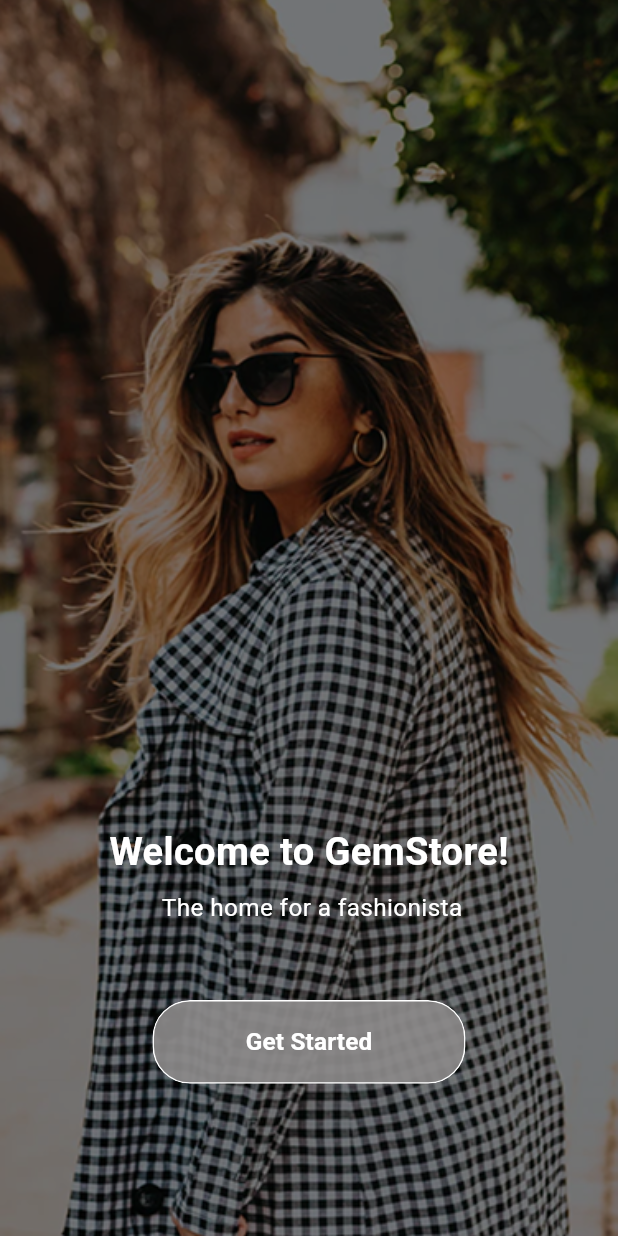
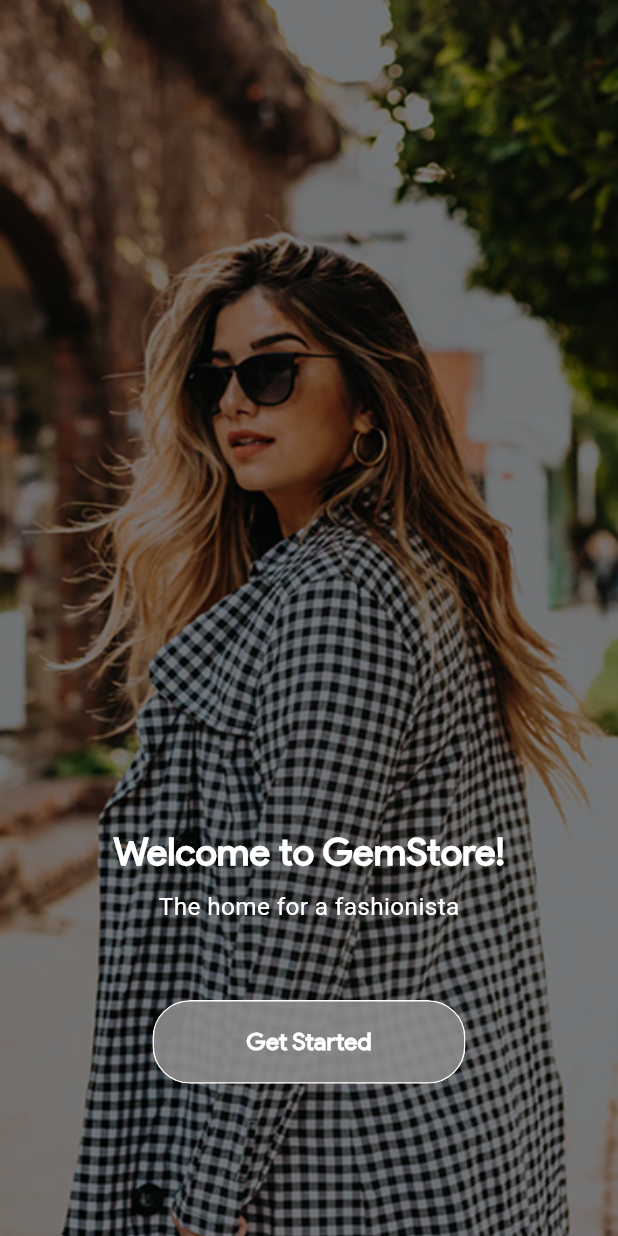
Before and after one commit to MahmoudDabour1/gem_store_app, a Flutter app: the OnboardingScreen screen opened by its route, on a phone screen of 412 x 824 dp. Run offline on Flutter 3.47's test engine with Material 3 defaults, Android fonts, the phone set to English and light mode, and no system bars; our stand-ins replace flutter_bloc, flutter_screenutil, flutter_svg, logger.

Commit message:
refactor onboarding

```diff
--- a/lib/core/routing/app_router.dart
+++ b/lib/core/routing/app_router.dart
@@ -4,6 +4,8 @@ import 'package:gem_store_app/features/cart/cart_screen.dart';
 import 'package:gem_store_app/features/checkout/check_out_done_screen.dart';
 import 'package:gem_store_app/features/discover/presentation/views/discover_screen.dart';
 import 'package:gem_store_app/features/home/presentation/views/home_screen.dart';
+import 'package:gem_store_app/features/login/login_screen.dart';
+import 'package:gem_store_app/features/onboarding/views/onboarding_intro_screen.dart';
 
 import '../../features/checkout/checkout_screen.dart';
 import '../../features/onboarding/views/onboarding_screen.dart';
@@ -14,6 +16,14 @@ class AppRouter {
       case Routes.onBoardingScreen:
         return MaterialPageRoute(
           builder: (_) => OnboardingScreen(),
+        );
+      case Routes.onBoardingIntroScreen:
+        return MaterialPageRoute(
+          builder: (_) => OnboardingIntroScreen(),
+        );
+      case Routes.loginScreen:
+        return MaterialPageRoute(
+          builder: (_) => LoginScreen(),
         );
       case Routes.checkoutScreen:
         return MaterialPageRoute(
--- a/lib/core/routing/routes.dart
+++ b/lib/core/routing/routes.dart
@@ -1,5 +1,7 @@
 abstract class Routes {
   static const String onBoardingScreen = '/onBoardingScreen';
+  static const String onBoardingIntroScreen ="/onBoardingIntroScreen";
+  static const String loginScreen = "/loginScreen";
   static const String checkoutScreen = '/checkoutScreen';
   static const String checkoutDoneScreen = '/checkoutDoneScreen';
   static const String cartScreen = '/cartScreen';
--- a/lib/core/utils/app_colors.dart
+++ b/lib/core/utils/app_colors.dart
@@ -33,6 +33,7 @@ class AppColors {
   static const lighterGrayColor = Color(0xFFF1F2F3);
   static const moreLighterGrayColor = Color(0xFFFDFDFD);
   static const lightGrayColor = Color(0xFFC8C7CC);
+  static const deepGrayColor= Color(0xFF464447);
   static const darkGrayColor = Color(0xFF777E90);
   static const darkerGrayColor = Color(0xFF343434);
   static const greenColor = Color(0xFF508A7B);
--- a/lib/core/utils/app_strings.dart
+++ b/lib/core/utils/app_strings.dart
@@ -11,4 +11,12 @@ abstract class AppStrings {
      " The home for a fashionista",
 
   ];
+
+  static const String startScreenTitle = "Welcome to GemStore!";
+
+  static const String startScreenSubTitle ="The home for a fashionista";
+
+  static const String getStartedButtonString = "Get Started";
+
+  static const String shoppingNowButtonString = "Shopping now";
 }
--- a/lib/core/utils/app_text_styles.dart
+++ b/lib/core/utils/app_text_styles.dart
@@ -81,6 +81,7 @@ class AppTextStyles {
       color: AppColors.lightGreyText13RobotoColor,
       fontWeight: FontWeight.w400,
       fontFamily: AppFonts.roboto);
+
   static TextStyle font13Weight400 =
       TextStyle(fontSize: 13.sp, fontWeight: FontWeight.w400);
 
@@ -131,6 +132,7 @@ class AppTextStyles {
   static TextStyle font16regular = TextStyle(fontSize: 16.sp);
   static TextStyle font16Bold = TextStyle(
     fontSize: 16.sp,
+    fontFamily: AppFonts.productSans,
     fontWeight: FontWeightHelper.bold,
   );
 
@@ -189,8 +191,10 @@ class AppTextStyles {
     color: AppColors.blackColor,
     fontWeight: FontWeightHelper.bold,
   );
-  static TextStyle font25Bold = TextStyle(
+  static TextStyle font25WhiteBold = TextStyle(
     fontSize: 25.sp,
+    color: Colors.white,
+    fontFamily: AppFonts.productSans,
     fontWeight: FontWeightHelper.bold,
   );
 
--- a/lib/features/onboarding/views/onboarding_screen.dart
+++ b/lib/features/onboarding/views/onboarding_screen.dart
@@ -7,8 +7,10 @@ class OnboardingScreen extends StatelessWidget {
 
   @override
   Widget build(BuildContext context) {
-    return Scaffold(
-      body: StartScreen(),
+    return SafeArea(
+      child: Scaffold(
+        body: StartScreen(),
+      ),
     );
   }
 }
--- a/lib/features/onboarding/views/widgets/scrolling_items_and_Indicator.dart
+++ b/lib/features/onboarding/views/widgets/scrolling_items_and_Indicator.dart
@@ -7,6 +7,7 @@ import 'package:gem_store_app/features/onboarding/cubits/scrolling/scrolling_sta
 import 'package:gem_store_app/features/onboarding/views/widgets/srolling_item.dart';
 
 import '../../../../core/utils/app_assets.dart';
+import '../../../../core/utils/spacing.dart';
 
 
 class ScrollingItemsAndIndicator extends StatelessWidget {
@@ -39,7 +40,7 @@ class ScrollingItemsAndIndicator extends StatelessWidget {
             ),
           ),
         ),
-        SizedBox(height: 50.h),
+        verticalSpace(50),
         BlocBuilder<ScrollingCubit, ScrollingState>(
           builder: (context, state) {
             int currentPage = (state is IncreaseDecreaseScrollingState) ? state.currentPage : 0;
@@ -53,7 +54,7 @@ class ScrollingItemsAndIndicator extends StatelessWidget {
                     height: 7.h,
                     width: 7.w,
                     decoration: BoxDecoration(
-                      color: index == currentPage ? Colors.white : AppColors.greyContainerColor,
+                      color: index == currentPage ? Colors.white : AppColors.deepGrayColor,
                       borderRadius: BorderRadius.circular(10),
                       border: Border.all(color: Colors.white),
                     ),
--- a/lib/features/onboarding/views/widgets/title_and_button.dart
+++ b/lib/features/onboarding/views/widgets/title_and_button.dart
@@ -2,9 +2,11 @@ import 'package:flutter/material.dart';
 import 'package:flutter_screenutil/flutter_screenutil.dart';
 import 'package:gem_store_app/core/helpers/extenstions.dart';
 import 'package:gem_store_app/core/routing/routes.dart';
+import 'package:gem_store_app/core/utils/app_strings.dart';
 import 'package:gem_store_app/features/onboarding/views/widgets/blured_button.dart';
 
 import '../../../../core/utils/app_text_styles.dart';
+import '../../../../core/utils/spacing.dart';
 
 class TitleAndButton extends StatelessWidget {
   const TitleAndButton({super.key});
@@ -14,25 +16,23 @@ class TitleAndButton extends StatelessWidget {
     return Column(
       children: [
         Text(
-          "Welcome to GemStore!",
+          AppStrings.startScreenTitle,
           textAlign: TextAlign.center,
-          style: AppTextStyles.font25Bold
-              .copyWith(color: Colors.white, height: 2.h),
+          style: AppTextStyles.font25WhiteBold
+              .copyWith( height: 2.h),
         ),
         Text(
-          " The home for a fashionista",
+          AppStrings.startScreenSubTitle,
           textAlign: TextAlign.center,
           style: AppTextStyles.font16regular.copyWith(color: Colors.white),
         ),
-        const SizedBox(
-          height: 50,
-        ),
+        verticalSpace(50),
         BluredButton(
           height: 55.h,
           width: 190.w,
-          title: "Get Started",
+          title: AppStrings.getStartedButtonString,
           onPressed: () {
-            context.pushNamed(Routes.onBoardingScreen);
+            context.pushNamed(Routes.onBoardingIntroScreen);
           },
         )
       ],
```
Also changed, not shown: lib/features/onboarding/views/onboarding_intro_screen.dart (+10 -6 lines), lib/gem_store_app.dart (+5 -2 lines).
